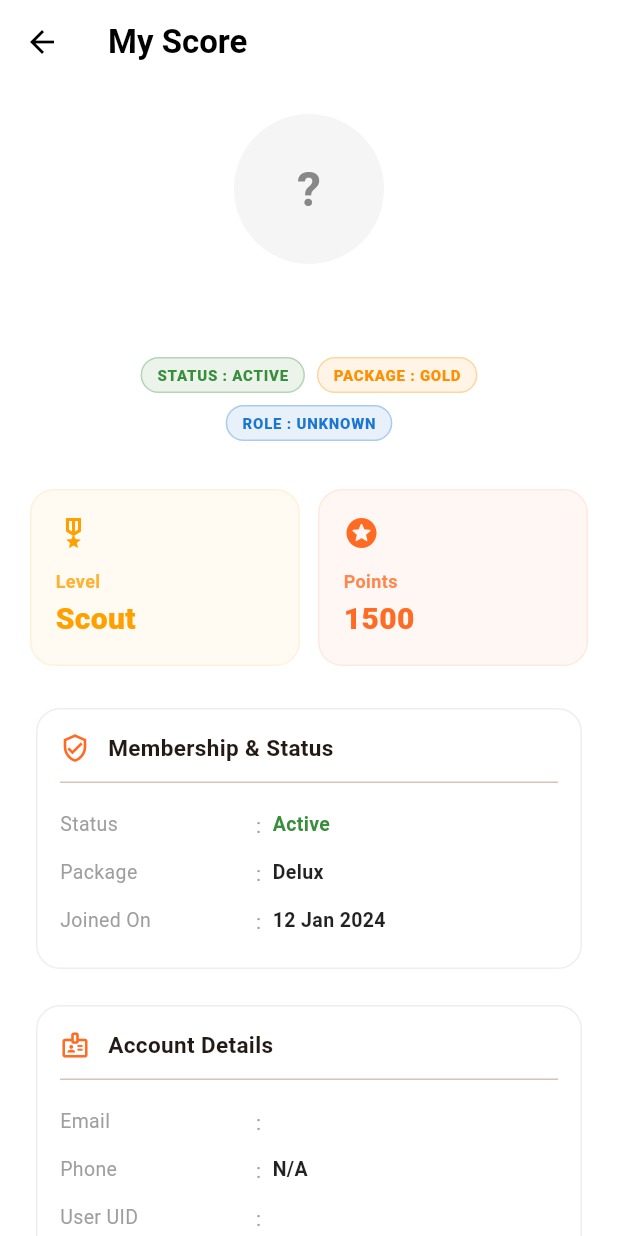
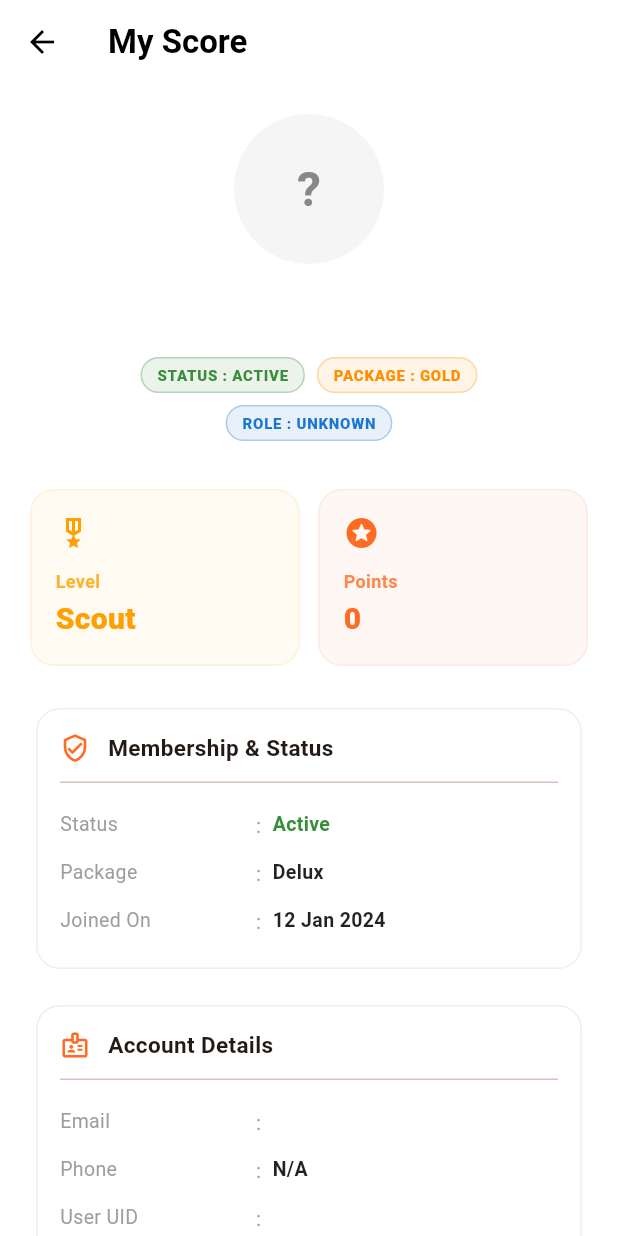
Before and after one commit to Prince-Gupta4964/RSWA, a Flutter app: the MyProfileView screen opened directly, on a phone screen of 412 x 824 dp. Run offline on Flutter 3.47's test engine with Material 3 defaults, Android fonts, the phone set to English and light mode, and no system bars; our stand-ins replace cloud_firestore, file_picker, firebase_auth, firebase_core, firebase_messaging, firebase_storage and 11 more; missing offline and left inert: dart:js_interop, dart:ui_web, google_sign_in_web; accounts and stored records are empty; network calls fail.

Commit message:
Make user points dynamic based on filled project form fields (5 points per field)

```diff
--- a/lib/views/profile/my_profile_view.dart
+++ b/lib/views/profile/my_profile_view.dart
@@ -3,6 +3,7 @@ import 'package:provider/provider.dart';
 import 'package:go_router/go_router.dart';
 import 'package:cloud_firestore/cloud_firestore.dart';
 import '../../viewmodels/auth_viewmodel.dart';
+import '../../viewmodels/project_viewmodel.dart';
 import '../../utils/role_permissions.dart';
 
 class MyProfileView extends StatelessWidget {
@@ -61,7 +62,7 @@ class MyProfileView extends StatelessWidget {
           const SizedBox(height: 32),
 
           // Levels and Points
-          _buildMetricsRow(),
+          _buildMetricsRow(context),
           const SizedBox(height: 24),
 
           // Information Cards
@@ -239,12 +240,49 @@ class MyProfileView extends StatelessWidget {
     );
   }
 
-  Widget _buildMetricsRow() {
+  int _calculateUserPoints(BuildContext context) {
+    final projectVM = Provider.of<ProjectViewModel>(context);
+    final authVM = Provider.of<AuthViewModel>(context, listen: false);
+
+    int totalFilledFields = 0;
+    final String myUid = authVM.userUid.trim();
+    final String myName = authVM.userName.trim().toLowerCase();
+
+    for (var project in projectVM.projects) {
+      final String cUid = (project.createdByUid ?? '').trim();
+      final cb = project.rawData['createdBy'];
+      final String cbUid = (cb is Map ? cb['uid'] ?? '' : '').toString().trim();
+      final String cbName = (cb is Map ? cb['name'] ?? '' : '').toString().trim().toLowerCase();
+      final String addedBy = (project.rawData['addedBy'] ?? '').toString().trim().toLowerCase();
+
+      bool isMine = (myUid.isNotEmpty && (cUid == myUid || cbUid == myUid)) ||
+          (myName.isNotEmpty && (cbName == myName || addedBy == myName || (project.rawData['createdBy']?.toString().toLowerCase() == myName)));
+
+      if (isMine) {
+        final Map<String, dynamic> combined = {...project.rawData, ...project.propertyDetails};
+        for (var entry in combined.entries) {
+          if (entry.value != null) {
+            final valStr = entry.value.toString().trim();
+            if (valStr.isNotEmpty && valStr != 'null' && valStr != 'No' && valStr != '[]' && valStr != '{}') {
+              totalFilledFields++;
+            }
+          }
+        }
+      }
+    }
+
+    return totalFilledFields * 5;
+  }
+
+  Widget _buildMetricsRow(BuildContext context) {
+    final int points = _calculateUserPoints(context);
+    final String level = points > 1000 ? 'Expert' : (points > 500 ? 'Achiever' : 'Scout');
+
     return Row(
       children: [
-        _buildMetricItem('Level', 'Scout', Icons.military_tech_outlined, Colors.amber.shade700),
+        _buildMetricItem('Level', level, Icons.military_tech_outlined, Colors.amber.shade700),
         const SizedBox(width: 12),
-        _buildMetricItem('Points', '1500', Icons.stars_rounded, const Color(0xFFFF6B22)),
+        _buildMetricItem('Points', points.toString(), Icons.stars_rounded, const Color(0xFFFF6B22)),
       ],
     );
   }
```
